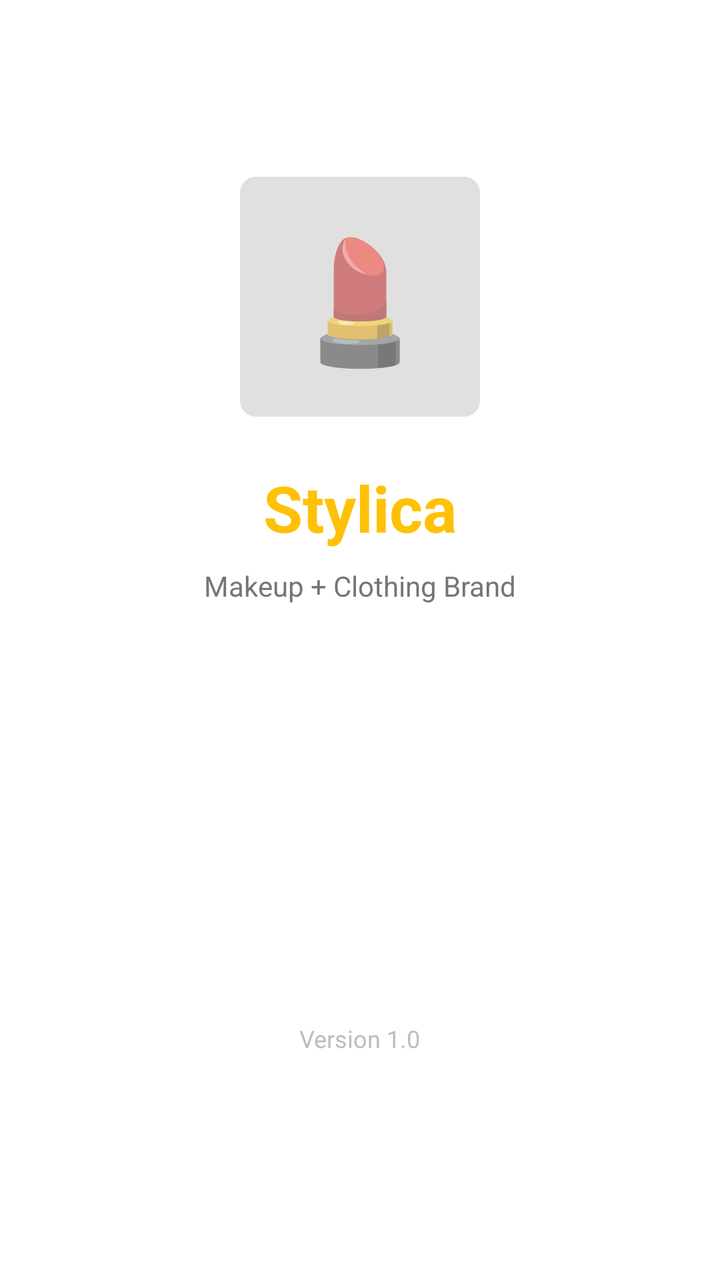
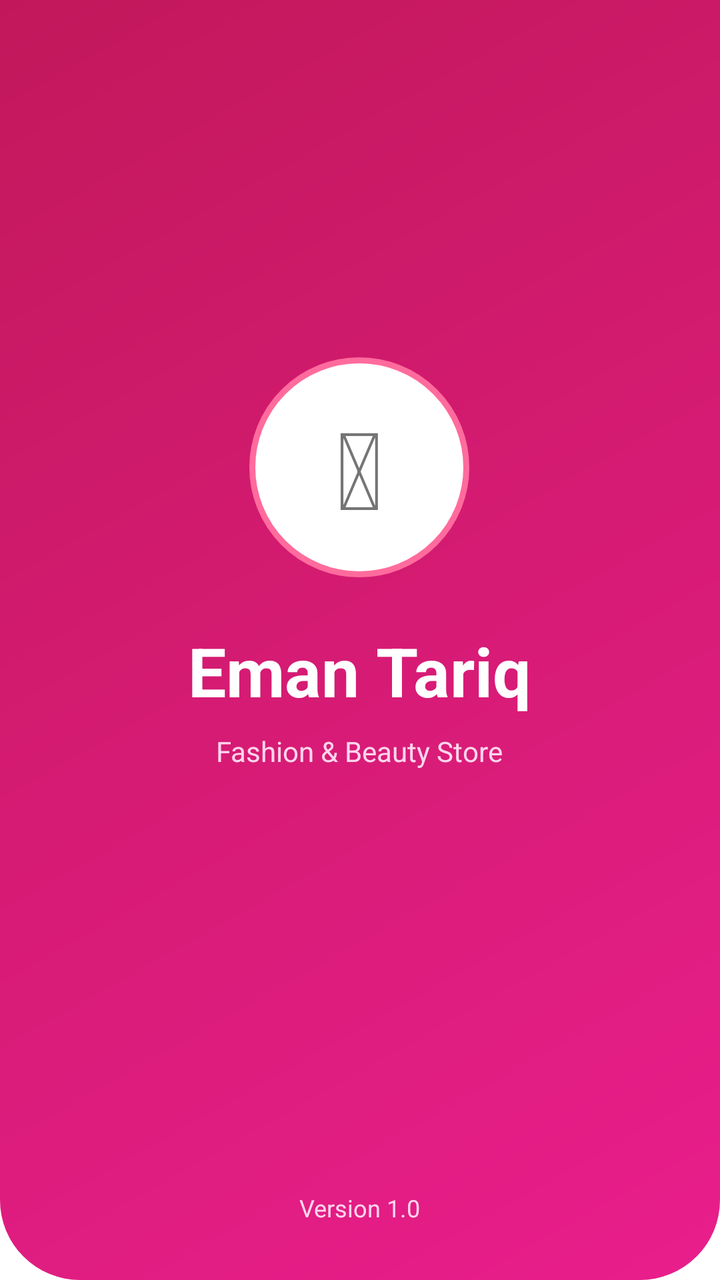

Screens rendered from an Android XML layout before and after an edit, with the pre-edit source and the edit as a unified diff.
<!-- AndroidManifest.xml: activity theme Theme.Stylica.NoActionBar -->
<!-- res/layout/activity_splash.xml -->
<?xml version="1.0" encoding="utf-8"?>
<RelativeLayout xmlns:android="http://schemas.android.com/apk/res/android"
    android:layout_width="match_parent"
    android:layout_height="match_parent"
    android:background="@android:color/white"
    android:gravity="center">

    <LinearLayout
        android:layout_width="wrap_content"
        android:layout_height="wrap_content"
        android:orientation="vertical"
        android:gravity="center"
        android:layout_centerInParent="true">

        
        <TextView
            android:layout_width="120dp"
            android:layout_height="120dp"
            android:text="💄"
            android:textSize="60sp"
            android:gravity="center"
            android:background="@drawable/ic_placeholder"
            android:layout_marginBottom="24dp" />

        
        <TextView
            android:layout_width="wrap_content"
            android:layout_height="wrap_content"
            android:text="Stylica"
            android:textSize="32sp"
            android:textStyle="bold"
            android:textColor="#FFC107"
            android:layout_marginBottom="8dp" />

        
        <TextView
            android:layout_width="wrap_content"
            android:layout_height="wrap_content"
            android:text="Makeup + Clothing Brand"
            android:textSize="14sp"
            android:textColor="#757575" />

        
        <ProgressBar
            android:layout_width="40dp"
            android:layout_height="40dp"
            android:layout_marginTop="32dp"
            android:indeterminateTint="#FFC107" />

    </LinearLayout>

    
    <TextView
        android:layout_width="wrap_content"
        android:layout_height="wrap_content"
        android:text="Version 1.0"
        android:textSize="12sp"
        android:textColor="#BDBDBD"
        android:layout_alignParentBottom="true"
        android:layout_centerHorizontal="true"
        android:layout_marginBottom="24dp" />

</RelativeLayout>
<!-- resources referenced by this layout -->
<resources>
  <!-- drawable ic_placeholder (drawable) -->
  <?xml version="1.0" encoding="utf-8"?>
  <shape xmlns:android="http://schemas.android.com/apk/res/android"
      android:shape="rectangle">
      <solid android:color="#E0E0E0" />
      <corners android:radius="8dp" />
  </shape>
  <style name="Theme.Stylica.NoActionBar" parent="Theme.MaterialComponents.Light.NoActionBar">
          <item name="colorPrimary">@color/primary</item>
          <item name="colorPrimaryVariant">@color/primary_dark</item>
          <item name="colorOnPrimary">@color/white</item>
          <item name="android:statusBarColor">@android:color/white</item>
          <item name="android:windowLightStatusBar">true</item>
      </style>
  <color name="primary">#FFC107</color>
  <color name="primary_dark">#FFA000</color>
  <color name="white">#FFFFFFFF</color>
</resources>

<!-- the commit's change to res/layout/activity_splash.xml (unified diff, before → after) -->
@@ -2,8 +2,7 @@
 <RelativeLayout xmlns:android="http://schemas.android.com/apk/res/android"
     android:layout_width="match_parent"
     android:layout_height="match_parent"
-    android:background="@android:color/white"
-    android:gravity="center">
+    android:background="@drawable/bg_header">
 
     <LinearLayout
         android:layout_width="wrap_content"
@@ -14,38 +13,42 @@
 
         
         <TextView
-            android:layout_width="120dp"
-            android:layout_height="120dp"
-            android:text="💄"
-            android:textSize="60sp"
+            android:layout_width="110dp"
+            android:layout_height="110dp"
+            android:text="&#128132;"
+            android:textSize="54sp"
             android:gravity="center"
-            android:background="@drawable/ic_placeholder"
+            android:background="@drawable/bg_logo_circle"
+            android:layout_gravity="center"
             android:layout_marginBottom="24dp" />
 
         
         <TextView
             android:layout_width="wrap_content"
             android:layout_height="wrap_content"
-            android:text="Stylica"
-            android:textSize="32sp"
+            android:text="Eman Tariq"
+            android:textSize="34sp"
             android:textStyle="bold"
-            android:textColor="#FFC107"
+            android:textColor="#FFFFFF"
+            android:layout_gravity="center"
             android:layout_marginBottom="8dp" />
 
         
         <TextView
             android:layout_width="wrap_content"
             android:layout_height="wrap_content"
-            android:text="Makeup + Clothing Brand"
+            android:text="Fashion &amp; Beauty Store"
             android:textSize="14sp"
-            android:textColor="#757575" />
+            android:textColor="#FFD6EC"
+            android:layout_gravity="center"
+            android:layout_marginBottom="40dp" />
 
         
         <ProgressBar
-            android:layout_width="40dp"
-            android:layout_height="40dp"
-            android:layout_marginTop="32dp"
-            android:indeterminateTint="#FFC107" />
+            android:layout_width="36dp"
+            android:layout_height="36dp"
+            android:indeterminateTint="#FFFFFF"
+            android:layout_gravity="center" />
 
     </LinearLayout>
 
@@ -55,9 +58,9 @@
         android:layout_height="wrap_content"
         android:text="Version 1.0"
         android:textSize="12sp"
-        android:textColor="#BDBDBD"
+        android:textColor="#FFD6EC"
         android:layout_alignParentBottom="true"
         android:layout_centerHorizontal="true"
-        android:layout_marginBottom="24dp" />
+        android:layout_marginBottom="28dp" />
 
 </RelativeLayout>
<!-- resource entries referenced after the edit -->
@@ -1,21 +1,34 @@
 <!-- resources referenced by this layout -->
 <resources>
-  <!-- drawable ic_placeholder (drawable) -->
+  <!-- drawable bg_header (drawable) -->
   <?xml version="1.0" encoding="utf-8"?>
   <shape xmlns:android="http://schemas.android.com/apk/res/android"
       android:shape="rectangle">
-      <solid android:color="#E0E0E0" />
-      <corners android:radius="8dp" />
+      <gradient
+          android:startColor="#E91E8C"
+          android:endColor="#C2185B"
+          android:angle="135"
+          android:type="linear" />
+      <corners
+          android:bottomLeftRadius="40dp"
+          android:bottomRightRadius="40dp" />
+  </shape>
+  <!-- drawable bg_logo_circle (drawable) -->
+  <?xml version="1.0" encoding="utf-8"?>
+  <shape xmlns:android="http://schemas.android.com/apk/res/android"
+      android:shape="oval">
+      <solid android:color="#FFFFFF" />
+      <stroke android:width="3dp" android:color="#FF6B9D" />
   </shape>
   <style name="Theme.Stylica.NoActionBar" parent="Theme.MaterialComponents.Light.NoActionBar">
           <item name="colorPrimary">@color/primary</item>
           <item name="colorPrimaryVariant">@color/primary_dark</item>
           <item name="colorOnPrimary">@color/white</item>
-          <item name="android:statusBarColor">@android:color/white</item>
-          <item name="android:windowLightStatusBar">true</item>
+          <item name="android:statusBarColor">@color/primary_dark</item>
+          <item name="android:windowLightStatusBar">false</item>
       </style>
-  <color name="primary">#FFC107</color>
-  <color name="primary_dark">#FFA000</color>
+  <color name="primary">#E91E8C</color>
+  <color name="primary_dark">#C2185B</color>
   <color name="white">#FFFFFFFF</color>
 </resources>
 
